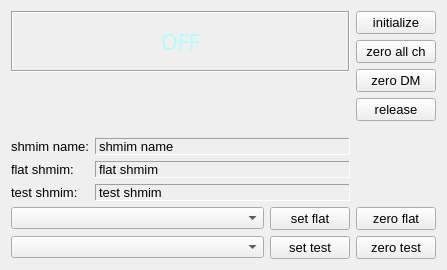
The window that gui/widgets/dmCtrl/dmCtrl.ui (magao-x/MagAOX) describes before a commit, drawn with Qt 5.
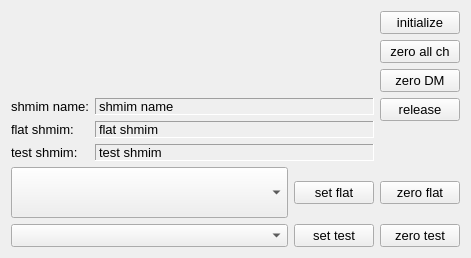
The same window after the commit. Custom widgets are drawn as their Qt base class.

Commit message: added fsmDisplay to dmCtrl

What changed in the file:
```diff
--- a/gui/widgets/dmCtrl/dmCtrl.ui
+++ b/gui/widgets/dmCtrl/dmCtrl.ui
@@ -6,8 +6,8 @@
    <rect>
     <x>0</x>
     <y>0</y>
-    <width>447</width>
-    <height>270</height>
+    <width>471</width>
+    <height>258</height>
    </rect>
   </property>
   <property name="windowTitle">
@@ -19,7 +19,7 @@
      <item>
       <layout class="QVBoxLayout" name="verticalLayout">
        <item>
-        <widget class="QLabel" name="dmStatus">
+        <widget class="xqt::fsmDisplay" name="fsmState">
          <property name="sizePolicy">
           <sizepolicy hsizetype="Expanding" vsizetype="Expanding">
            <horstretch>0</horstretch>
@@ -69,18 +69,6 @@
            <pointsize>16</pointsize>
           </font>
          </property>
-         <property name="frameShape">
-          <enum>QFrame::Box</enum>
-         </property>
-         <property name="frameShadow">
-          <enum>QFrame::Sunken</enum>
-         </property>
-         <property name="text">
-          <string>OFF</string>
-         </property>
-         <property name="alignment">
-          <set>Qt::AlignCenter</set>
-         </property>
         </widget>
        </item>
        <item>
@@ -305,6 +293,12 @@
      </item>
      <item row="1" column="0">
       <widget class="QComboBox" name="comboSelectTest">
+       <property name="sizePolicy">
+        <sizepolicy hsizetype="Preferred" vsizetype="Minimum">
+         <horstretch>0</horstretch>
+         <verstretch>0</verstretch>
+        </sizepolicy>
+       </property>
        <property name="font">
         <font>
          <pointsize>9</pointsize>
@@ -368,6 +362,12 @@
      </item>
      <item row="0" column="0">
       <widget class="QComboBox" name="comboSelectFlat">
+       <property name="sizePolicy">
+        <sizepolicy hsizetype="Preferred" vsizetype="Expanding">
+         <horstretch>0</horstretch>
+         <verstretch>0</verstretch>
+        </sizepolicy>
+       </property>
        <property name="font">
         <font>
          <pointsize>9</pointsize>
@@ -379,6 +379,13 @@
    </item>
   </layout>
  </widget>
+ <customwidgets>
+  <customwidget>
+   <class>xqt::fsmDisplay</class>
+   <extends>QLabel</extends>
+   <header>../xWidgets/fsmDisplay.hpp</header>
+  </customwidget>
+ </customwidgets>
  <resources/>
  <connections/>
 </ui>
```
The commit also changes 3 other files.
